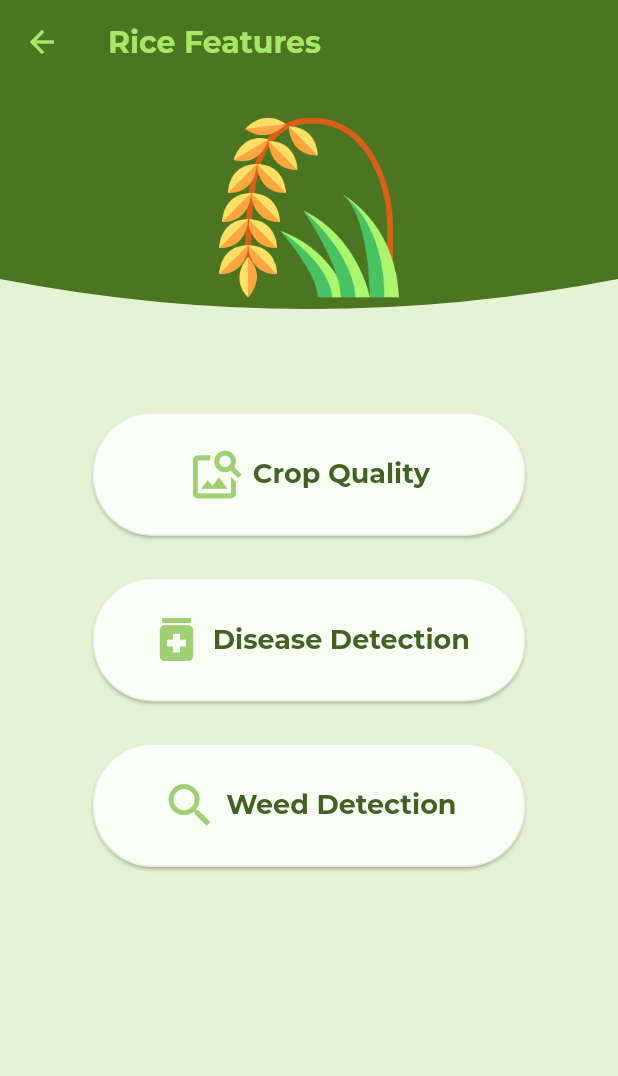
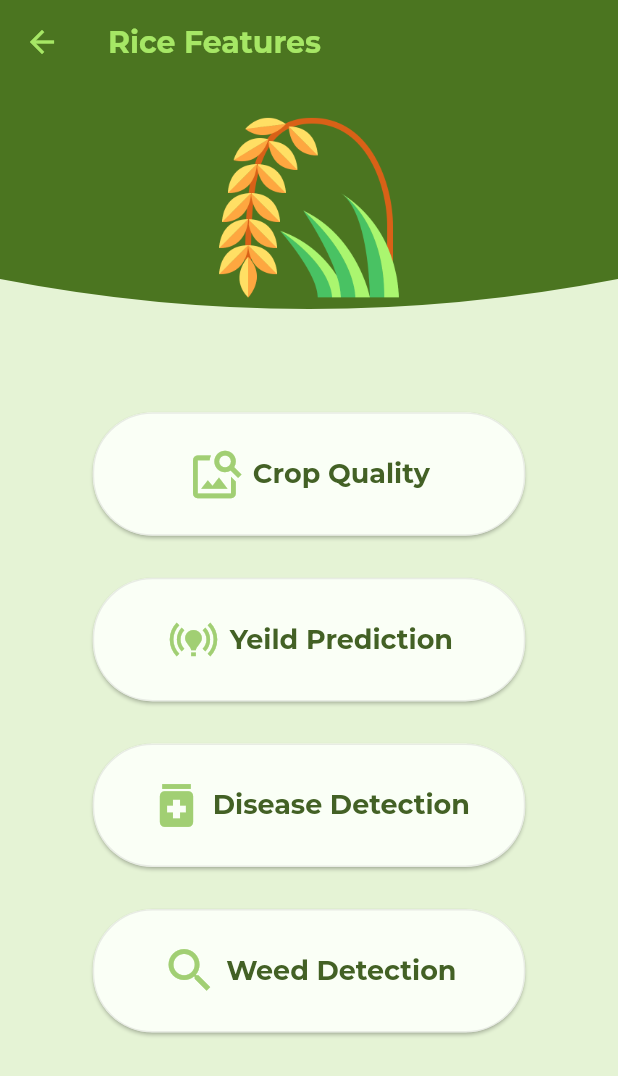
Before and after one commit to imShub/digifarmer, a Flutter app: the FeaturesPage screen opened directly, on a phone screen of 412 x 824 dp. Shown: the top 1076 px of the screen. Run offline on Flutter 3.47's test engine with Material 2 defaults, Android fonts, the phone set to English and light mode, and no system bars; our stand-ins replace flutter_signin_button, geocoding, geolocator, get, google_fonts, google_sign_in and 1 more; missing offline and left inert: tflite.

Commit message:
no changes

```diff
--- a/lib/views/features_page.dart
+++ b/lib/views/features_page.dart
@@ -97,6 +97,20 @@
             height: 20,
           ),
           GestureDetector(
+            onTap: () {},
+            child: FeaturesCard(
+              icon: Icon(
+                Icons.online_prediction,
+                size: 38,
+                color: Color.fromARGB(255, 161, 207, 115),
+              ),
+              title: " Yeild Prediction",
+            ),
+          ),
+          SizedBox(
+            height: 20,
+          ),
+          GestureDetector(
             onTap: () {
               Navigator.push(
                   context,
```
Also changed, not shown: lib/pages/weather_page.dart (+4 -15 lines).
